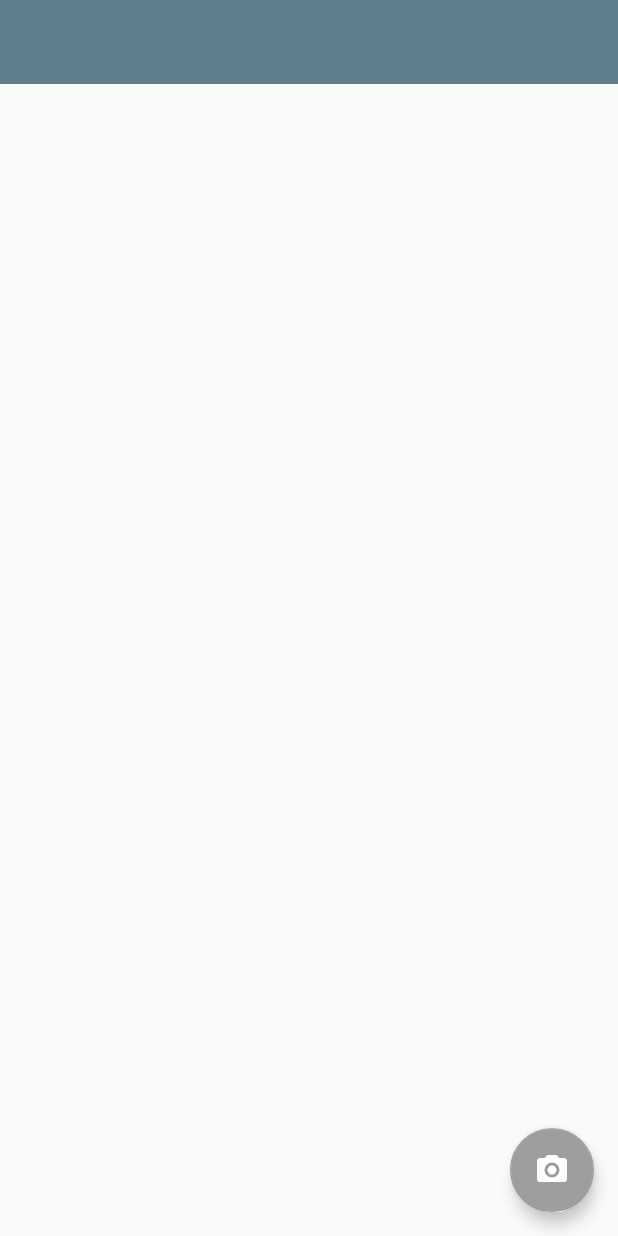
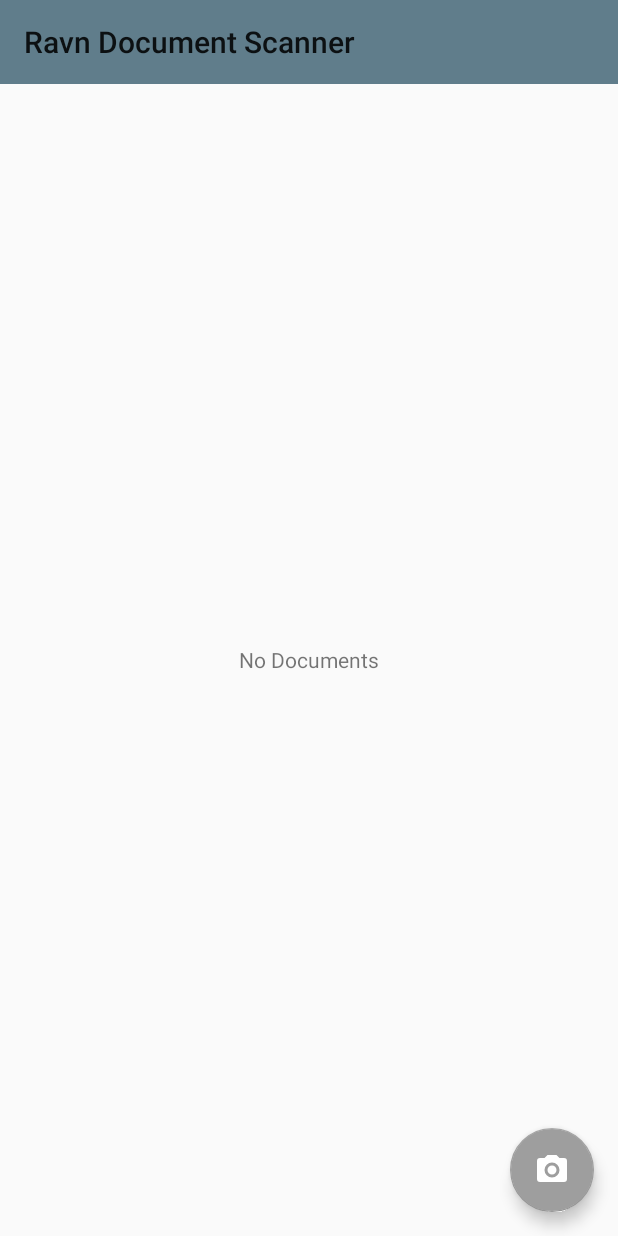
Before and after one commit to zhira15/scan, an Android app: the screen it shows after launch (HomeActivity), on a phone screen of 412 x 824 dp. Run offline under Robolectric (Android 15) with nearby library versions, the phone set to English and light mode, and no system bars; our stand-ins replace Dagger/Hilt's generated code, RxJava, Timber, data binding; pictures from the network do not load; 1 statement that could not run was skipped.

Commit message:
Finish grid view which display all scanned documents, for that a FileReader was created, parameters used: file name, last updated time and bitmap to render the picture in the document  adapter

```diff
--- a/app/build.gradle
+++ b/app/build.gradle
@@ -101,6 +101,9 @@ dependencies {
     // Timber
     implementation "com.jakewharton.timber:timber:$project.timberVersion"
 
+    // Glide
+    implementation 'com.github.bumptech.glide:glide:4.3.0'
+
     // Lifecycle
     implementation "android.arch.lifecycle:runtime:$project.lifecycleVersion"
     implementation "android.arch.lifecycle:extensions:$project.lifecycleVersion"
--- a/app/src/main/java/com/scanner/document/docscanner/data/model/DocItem.kt
+++ b/app/src/main/java/com/scanner/document/docscanner/data/model/DocItem.kt
@@ -5,7 +5,7 @@ import android.graphics.Bitmap
 /**
  * Created by AnthonyCAS on 8/20/18.
  */
-data class DocItem(val name: String, val timestamp: String, val bitmap: Bitmap) {
+data class DocItem(val name: String, val timestamp: String, val bitmap: Bitmap?) {
     companion object {
         fun getInstance(doc: DocItem) : DocItem {
             return DocItem(doc.name, doc.timestamp, doc.bitmap)
--- /dev/null
+++ b/app/src/main/java/com/scanner/document/docscanner/ui/documents/DocumentsAdapter.kt
@@ -0,0 +1,66 @@
+package com.scanner.document.docscanner.ui.documents
+
+import android.support.v7.widget.RecyclerView
+import android.view.LayoutInflater
+import android.view.View
+import android.view.ViewGroup
+import com.bumptech.glide.Glide
+import com.bumptech.glide.request.RequestOptions
+import com.scanner.document.docscanner.R
+import com.scanner.document.docscanner.data.model.DocItem
+import kotlinx.android.synthetic.main.adapter_document.view.*
+
+/**
+ * Created by AnthonyCAS on 8/20/18.
+ */
+class DocumentsAdapter: RecyclerView.Adapter<RecyclerView.ViewHolder>() {
+
+    var items = ArrayList<DocItem>()
+        set(value) {
+            field = value
+            notifyDataSetChanged()
+        }
+
+    var itemSelected: (DocItem?) -> Unit = {}
+
+    override fun onCreateViewHolder(parent: ViewGroup?, viewType: Int): RecyclerView.ViewHolder {
+        return ItemViewHolder(LayoutInflater.from(parent?.context).inflate(R.layout.adapter_document, parent, false))
+    }
+
+    override fun getItemCount(): Int = items.size
+
+    override fun onBindViewHolder(holder: RecyclerView.ViewHolder?, position: Int) {
+        (holder as ItemViewHolder).bind(getItem(position), position) { position ->
+            itemSelected(getItem(position))
+        }
+    }
+
+    internal fun getItem(position: Int): DocItem {
+        return items[position]
+    }
+
+    internal fun removeItem(position: Int) {
+        items.removeAt(position)
+        notifyItemRemoved(position)
+    }
+
+    fun isEmpty(): Boolean {
+        return items.isEmpty()
+    }
+
+    internal class ItemViewHolder(itemView: View) : RecyclerView.ViewHolder(itemView) {
+        fun bind(item: DocItem, position: Int, itemSelected: (Int) -> Unit) {
+            itemView.doc_name.text = item.name
+            itemView.doc_timestamp.text = item.timestamp
+            itemView.setOnClickListener { itemSelected(position) }
+
+            val picture = item.bitmap ?: return
+            Glide.with(itemView.context)
+                    .load(picture)
+                    .apply(RequestOptions.centerCropTransform())
+                    .apply(RequestOptions.placeholderOf(R.drawable.camera))
+                    .into(itemView.doc_pic)
+        }
+    }
+
+}
--- /dev/null
+++ b/app/src/main/java/com/scanner/document/docscanner/ui/documents/DocumentsFragment.kt
@@ -0,0 +1,65 @@
+package com.scanner.document.docscanner.ui.documents
+
+import android.arch.lifecycle.Observer
+import android.os.Bundle
+import android.support.v4.app.Fragment
+import android.support.v4.content.ContextCompat
+import android.support.v7.widget.DividerItemDecoration
+import android.support.v7.widget.GridLayoutManager
+import android.support.v7.widget.LinearLayoutManager
+import android.support.v7.widget.helper.ItemTouchHelper
+import android.view.LayoutInflater
+import android.view.View
+import android.view.ViewGroup
+import com.scanner.document.docscanner.R
+import com.scanner.document.docscanner.databinding.FragmentDocumentsBinding
+import com.scanner.document.docscanner.ui.home.HomeActivity
+import kotlinx.android.synthetic.main.fragment_documents.*
+import timber.log.Timber
+
+/**
+ * Created by AnthonyCAS on 8/20/18.
+ */
+
+class DocumentsFragment: Fragment() {
+
+    private lateinit var viewDataBinding: FragmentDocumentsBinding
+
+    override fun onCreateView(inflater: LayoutInflater, container: ViewGroup?, savedInstanceState: Bundle?): View? {
+        super.onCreateView(inflater, container, savedInstanceState)
+        viewDataBinding = FragmentDocumentsBinding.inflate(inflater, container, false).apply {
+            viewModel = (activity as HomeActivity).obtainDocumentsViewModel()
+
+            viewModel?.apply {
+                documentsList.adapter = this.adapter
+                documentsList.layoutManager = GridLayoutManager(context, 2)
+
+                // hide divider decorator
+                //val divider = DividerItemDecoration(activity, DividerItemDecoration.VERTICAL)
+                //divider.setDrawable(ContextCompat.getDrawable(activity as HomeActivity, R.drawable.main_line_divider))
+                //documentsList.addItemDecoration(divider)
+
+                state.observe(this@DocumentsFragment, Observer {
+                    when (it) {
+                        DocumentsViewState.LOADING -> { swipeRefresh.isRefreshing = true }
+                        else -> { swipeRefresh.isRefreshing = false }
+                    }
+                })
+            }
+        }
+
+        return viewDataBinding.root
+    }
+
+    override fun onViewCreated(view: View?, savedInstanceState: Bundle?) {
+        super.onViewCreated(view, savedInstanceState)
+        var viewModel = (activity as HomeActivity).obtainDocumentsViewModel()
+        swipeRefresh.setOnRefreshListener {
+            viewModel.reloadData()
+        }
+    }
+
+    companion object {
+        fun newInstance() = DocumentsFragment()
+    }
+}
--- /dev/null
+++ b/app/src/main/java/com/scanner/document/docscanner/ui/documents/DocumentsViewModel.kt
@@ -0,0 +1,55 @@
+package com.scanner.document.docscanner.ui.documents
+
+import android.app.Application
+import android.arch.lifecycle.AndroidViewModel
+import android.arch.lifecycle.MutableLiveData
+import android.databinding.ObservableBoolean
+import android.databinding.ObservableField
+import com.scanner.document.docscanner.data.model.DocItem
+import com.scanner.document.docscanner.util.FileReader
+import com.scanner.document.docscanner.util.SingleLiveEvent
+import io.reactivex.disposables.CompositeDisposable
+import timber.log.Timber
+import java.io.File
+import kotlin.collections.ArrayList
+
+/**
+ * Created by AnthonyCAS on 8/20/18.
+ */
+
+
+enum class DocumentsViewState {
+    LOADING, ERROR, COMPLETE
+}
+
+class DocumentsViewModel(context: Application): AndroidViewModel(context) {
+
+    internal val adapter = DocumentsAdapter()
+    internal val actionOpenDocument = SingleLiveEvent<String>()
+    internal val state = MutableLiveData<DocumentsViewState>()
+    val errorMessage = ObservableField<String>("")
+
+    private val disposables = CompositeDisposable()
+    val isEmpty = ObservableBoolean(true)
+
+    init {
+        adapter.itemSelected = {
+            Timber.d("Open document action")
+        }
+        reloadData()
+    }
+
+    fun reloadData() {
+        state.value = DocumentsViewState.LOADING
+/*      var postemail: DocItem = DocItem("Dummy Doc", "12/09/16", null)
+        documentList.add(postemail)
+        documentList.add(postemail)
+        documentList.add(postemail)
+        documentList.add(postemail)
+        documentList.add(postemail)
+        adapter.items = documentList*/
+        adapter.items = FileReader.walk()
+        isEmpty.set(adapter.isEmpty())
+        state.value = DocumentsViewState.COMPLETE
+    }
+}
--- a/app/src/main/java/com/scanner/document/docscanner/ui/home/HomeActivity.kt
+++ b/app/src/main/java/com/scanner/document/docscanner/ui/home/HomeActivity.kt
@@ -4,11 +4,10 @@ import android.content.Context
 import android.content.Intent
 import android.os.Bundle
 import com.scanner.document.docscanner.R
+import com.scanner.document.docscanner.ui.documents.DocumentsViewModel
 import com.scanner.document.docscanner.ui.global.NetworkAppCompatActivity
 import com.scanner.document.docscanner.util.replaceFragmentInActivity
 import com.scanner.document.docscanner.util.obtainViewModel
-import kotlinx.android.synthetic.main.fragment_home.*
-import timber.log.Timber
 
 /**
  * Created by AnthonyCAS on 8/20/18.
@@ -49,6 +48,7 @@ class HomeActivity: NetworkAppCompatActivity(), HomeNavigator {
 
     //region Binding
     fun obtainViewModel(): HomeViewModel = obtainViewModel(HomeViewModel::class.java)
+    fun obtainDocumentsViewModel(): DocumentsViewModel = obtainViewModel(DocumentsViewModel::class.java)
     //endregion
 
     //region Companion Object
--- a/app/src/main/java/com/scanner/document/docscanner/ui/home/HomeFragment.kt
+++ b/app/src/main/java/com/scanner/document/docscanner/ui/home/HomeFragment.kt
@@ -6,7 +6,10 @@ import android.support.v4.app.Fragment
 import android.view.LayoutInflater
 import android.view.View
 import android.view.ViewGroup
+import com.scanner.document.docscanner.R
 import com.scanner.document.docscanner.databinding.FragmentHomeBinding
+import com.scanner.document.docscanner.ui.documents.DocumentsFragment
+import com.scanner.document.docscanner.util.replaceFragmentInActivity
 import kotlinx.android.synthetic.main.fragment_home.*
 import timber.log.Timber
 
@@ -35,6 +38,14 @@ class HomeFragment: Fragment() {
 
     override fun onViewCreated(view: View?, savedInstanceState: Bundle?) {
         super.onViewCreated(view, savedInstanceState)
+        toolbar.title = "Ravn Document Scanner"
+        val transaction = childFragmentManager.beginTransaction()
+        transaction.replace(R.id.documents_container, DocumentsFragment.newInstance()).commit()
+    }
+
+    private fun setupContainerViewFragment() {
+
+
     }
 
     private fun scanDocument() {
--- a/app/src/main/java/com/scanner/document/docscanner/util/FileReader.kt
+++ b/app/src/main/java/com/scanner/document/docscanner/util/FileReader.kt
@@ -3,8 +3,7 @@ package com.scanner.document.docscanner.util
 import android.graphics.Bitmap
 import android.graphics.BitmapFactory
 import android.os.Environment
-import android.util.Log
-import com.scanner.document.docscanner.activities.DocItem
+import com.scanner.document.docscanner.data.model.DocItem
 import timber.log.Timber
 import java.io.File
 import java.io.FileInputStream
@@ -17,25 +16,37 @@ import java.util.*
  */
 
 class FileReader {
-    fun walk(root: File): ArrayList<DocItem> {
+    companion object {
+
+        object Constants {
+            val DOCS_PATH = "/DocumentScanner/ScannedImage/"
+            val DIR_PATH = android.os.Environment.getExternalStorageDirectory().toString()
+        }
+
+        fun walk(): ArrayList<DocItem> {
+
+            val reader = File(Constants.DIR_PATH, Constants.DOCS_PATH)
             var docList: ArrayList<DocItem> = ArrayList<DocItem>()
-        val df = SimpleDateFormat("dd/MM/yy")
-        val formattedDate = df.format(Calendar.getInstance().time)
-        Timber.e("Current time => $formattedDate")
 
-        val fileList = root.listFiles() ?: return docList
+            val dateFormat = SimpleDateFormat("dd/MM/yy hh:mm a")
+
+            val fileList = reader.listFiles() ?: return docList
             for (file in fileList) {
-            if (file.isDirectory && file.name != "thumbnails") {
-                var b: Bitmap? = null
-                val file = File(Environment.getExternalStorageDirectory(), "/DocumentScanner/thumbnails/" + file.name + ".jpg")
+                if (!file.isDirectory) {
+                    var bitmap: Bitmap? = null
+                    val file = File(Constants.DIR_PATH, Constants.DOCS_PATH + file.name)
+                    val formattedDate = dateFormat.format(file.lastModified())
                     try {
-                    b = BitmapFactory.decodeStream(FileInputStream(file))
+                        bitmap = BitmapFactory.decodeStream(FileInputStream(file))
+
                     } catch (e: FileNotFoundException) {
                         e.printStackTrace()
                     }
-                docList.add(DocItem(file.name, formattedDate, b))
+                    docList.add(DocItem(file.name, formattedDate, bitmap))
                 }
             }
             return docList
         }
     }
+
+}
--- a/app/src/main/java/com/scanner/document/docscanner/util/ViewModelFactory.kt
+++ b/app/src/main/java/com/scanner/document/docscanner/util/ViewModelFactory.kt
@@ -5,6 +5,7 @@ import android.app.Application
 import android.arch.lifecycle.ViewModel
 import android.arch.lifecycle.ViewModelProvider
 import android.support.annotation.VisibleForTesting
+import com.scanner.document.docscanner.ui.documents.DocumentsViewModel
 import com.scanner.document.docscanner.ui.home.HomeViewModel
 
 /**
@@ -20,6 +21,8 @@ class ViewModelFactory private constructor(
                 when {
                     isAssignableFrom(HomeViewModel::class.java) ->
                         HomeViewModel(application)
+                    isAssignableFrom(DocumentsViewModel::class.java) ->
+                            DocumentsViewModel(application)
                     else ->
                         throw IllegalArgumentException("Unknown ViewModel class: ${modelClass.name}")
                 }
--- /dev/null
+++ b/app/src/main/res/drawable/main_line_divider.xml
@@ -0,0 +1,8 @@
+<?xml version="1.0" encoding="utf-8"?>
+<shape xmlns:android="http://schemas.android.com/apk/res/android"
+    android:shape="rectangle">
+    <size
+        android:width="1dp"
+        android:height="1dp" />
+    <solid android:color="@color/colorPrimaryDarkLight" />
+</shape>
--- /dev/null
+++ b/app/src/main/res/layout/fragment_documents.xml
@@ -0,0 +1,48 @@
+<?xml version="1.0" encoding="utf-8"?>
+<layout
+    xmlns:tools="http://schemas.android.com/tools"
+    tools:ignore="MissingPrefix"
+    xmlns:android="http://schemas.android.com/apk/res/android"
+    xmlns:app="http://schemas.android.com/apk/res-auto">
+
+    <data>
+
+        <import type="android.view.View"/>
+
+        <variable
+            name="viewModel"
+            type="com.scanner.document.docscanner.ui.documents.DocumentsViewModel"/>
+    </data>
+
+    <android.support.constraint.ConstraintLayout
+        android:layout_width="match_parent"
+        android:layout_height="match_parent"
+        android:padding="8dp">
+
+        <android.support.v4.widget.SwipeRefreshLayout
+            android:id="@+id/swipeRefresh"
+            android:layout_width="match_parent"
+            android:layout_height="match_parent"
+            app:layout_constraintBottom_toBottomOf="parent"
+            app:layout_constraintEnd_toEndOf="parent"
+            app:layout_constraintStart_toStartOf="parent"
+            app:layout_constraintTop_toTopOf="parent">
+
+            <android.support.v7.widget.RecyclerView
+                android:id="@+id/documentsList"
+                android:layout_width="match_parent"
+                android:layout_height="match_parent"
+                android:padding="8dp"
+                tools:listitem="@layout/adapter_document" />
+        </android.support.v4.widget.SwipeRefreshLayout>
+
+        <TextView
+            android:id="@+id/emptyList"
+            android:layout_width="match_parent"
+            android:layout_height="match_parent"
+            android:gravity="center"
+            android:text="No Documents"
+            android:visibility="@{viewModel.isEmpty() ? View.VISIBLE : View.GONE}" />
+
+    </android.support.constraint.ConstraintLayout>
+</layout>
--- a/app/src/main/res/layout/fragment_home.xml
+++ b/app/src/main/res/layout/fragment_home.xml
@@ -27,18 +27,15 @@
             app:layout_constraintTop_toTopOf="parent"
             app:popupTheme="@style/AppTheme.PopupOverlay" />
 
-        <LinearLayout
+        <FrameLayout
+            android:id="@+id/documents_container"
             android:layout_width="match_parent"
             android:layout_height="0dp"
-            android:orientation="vertical"
-            app:layout_constraintTop_toBottomOf="@+id/toolbar">
+            app:layout_constraintBottom_toBottomOf="parent"
+            app:layout_constraintEnd_toEndOf="parent"
+            app:layout_constraintStart_toStartOf="parent"
+            app:layout_constraintTop_toBottomOf="@+id/toolbar"/>
 
-            <android.support.v7.widget.RecyclerView
-                android:id="@+id/rvDocs"
-                android:layout_width="match_parent"
-                android:layout_height="match_parent" />
-
-        </LinearLayout>
 
         <android.support.design.widget.FloatingActionButton
             android:id="@+id/camera_fab"
```
Also changed, not shown: app/src/main/res/layout/adapter_document.xml (added, +56 -0 lines), app/src/main/res/values/dimens.xml (+20 -0 lines). Lines whose indentation alone changed are shown as unchanged.
